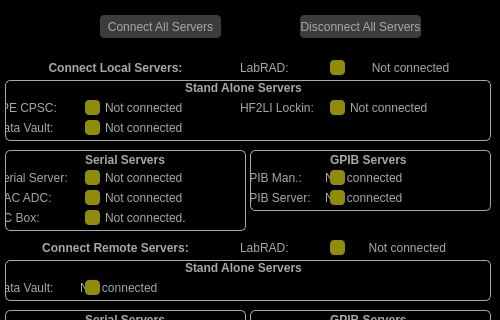
Old version of the form Scanner GUI/LabRADConnect/LabRADConnect.ui in the repository afylab/nanoSQUID-Scanning-Software; both pictures show x 0 to 500 and y 0 to 320 of the 500 by 500 pixel window.
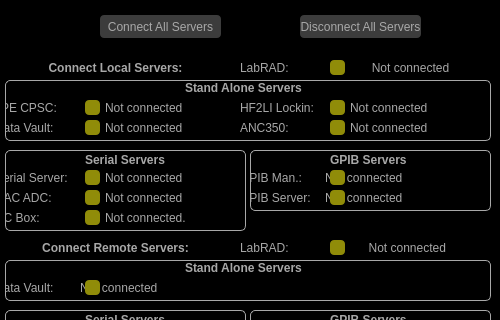
New version of the form. Icons and pictures are not drawn.

The edit to the form file:
```diff
--- a/Scanner GUI/LabRADConnect/LabRADConnect.ui
+++ b/Scanner GUI/LabRADConnect/LabRADConnect.ui
@@ -1132,6 +1132,60 @@
       <string>Data Vault:</string>
      </property>
     </widget>
+    <widget class="QLabel" name="label_ANC350">
+     <property name="geometry">
+      <rect>
+       <x>235</x>
+       <y>40</y>
+       <width>80</width>
+       <height>15</height>
+      </rect>
+     </property>
+     <property name="styleSheet">
+      <string notr="true"/>
+     </property>
+     <property name="text">
+      <string>ANC350:</string>
+     </property>
+    </widget>
+    <widget class="QPushButton" name="push_ANC350">
+     <property name="geometry">
+      <rect>
+       <x>325</x>
+       <y>40</y>
+       <width>15</width>
+       <height>15</height>
+      </rect>
+     </property>
+     <property name="styleSheet">
+      <string notr="true">#push_ANC350{
+background:rgb(144, 140, 9);
+border-radius: 4px;
+}</string>
+     </property>
+     <property name="text">
+      <string/>
+     </property>
+    </widget>
+    <widget class="QLabel" name="label_ANC350_status">
+     <property name="geometry">
+      <rect>
+       <x>345</x>
+       <y>40</y>
+       <width>121</width>
+       <height>15</height>
+      </rect>
+     </property>
+     <property name="styleSheet">
+      <string notr="true">#label_ANC350_status{
+color:rgb(168,168,168);
+qproperty-alignment: 'AlignVCenter | AlignCenter';
+}</string>
+     </property>
+     <property name="text">
+      <string>Not connected</string>
+     </property>
+    </widget>
    </widget>
    <widget class="QPushButton" name="push_LabRAD">
     <property name="geometry">
```
